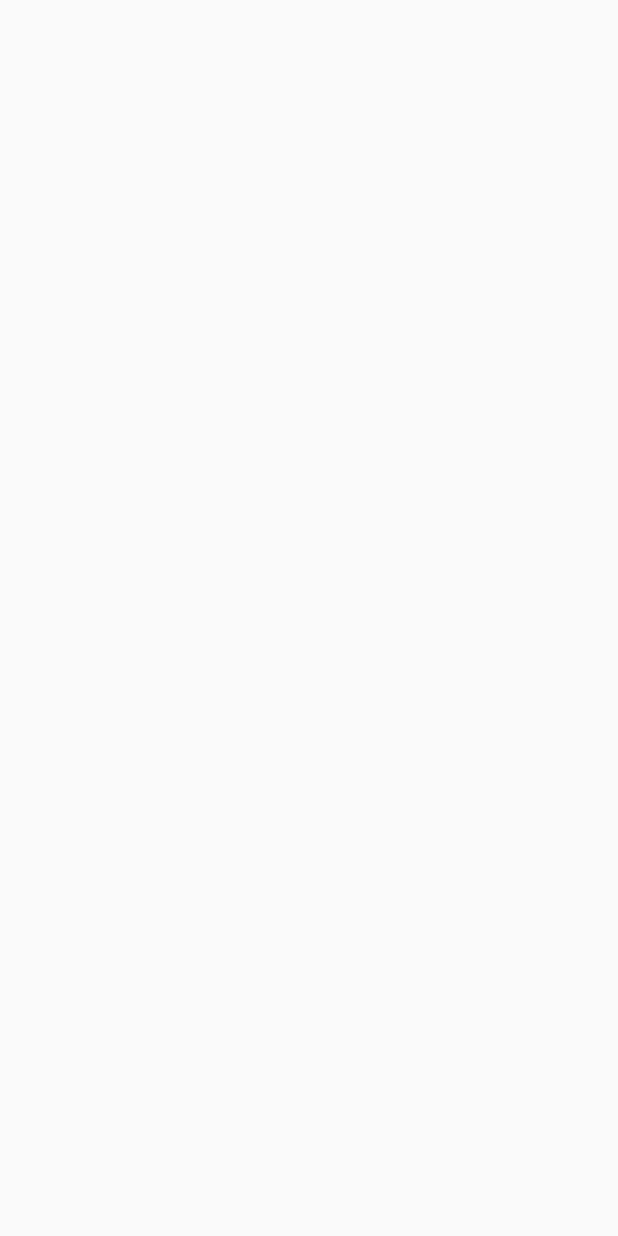
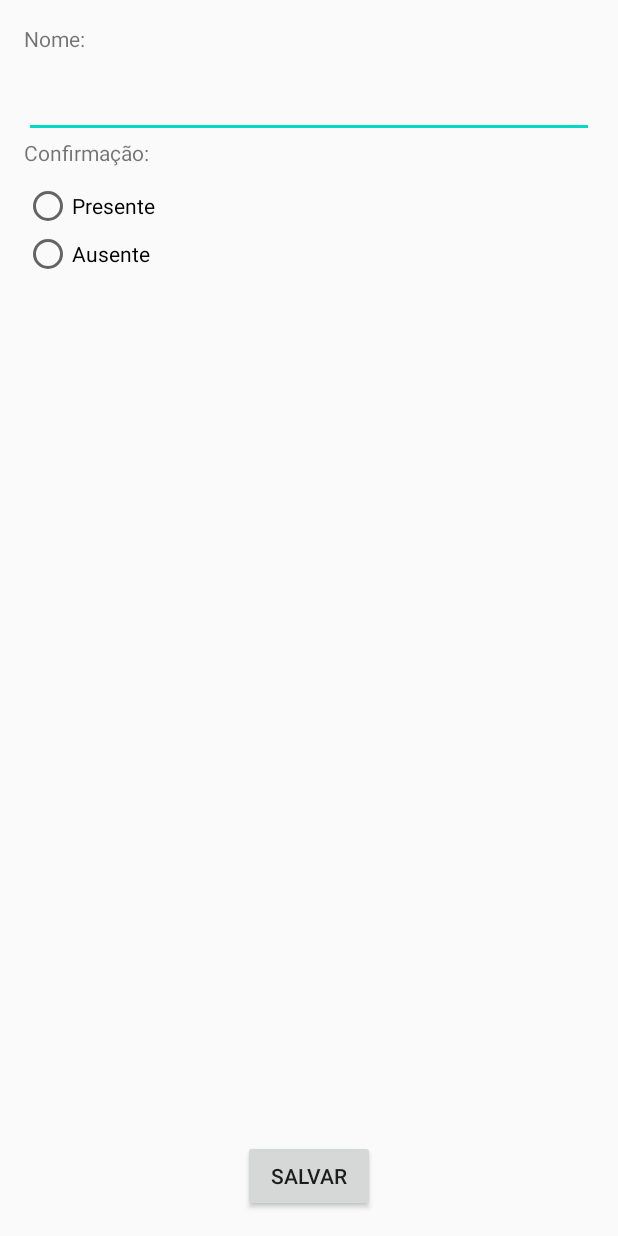
Before and after one commit to lion772/GuestsApp, an Android app: the GuestFormActivity screen opened directly, with no data from a screen before it, on a phone screen of 412 x 824 dp. Before the commit the screen is empty. Run offline under Robolectric (Android 15) with nearby library versions, the phone set to English and light mode, and no system bars.

Commit message:
Separando as view e viewmodels em seus devidos pacotes, adicionando GuestsFormViewModel e função de setOnClickListener em GuestFormActivity

```diff
--- a/app/src/main/AndroidManifest.xml
+++ b/app/src/main/AndroidManifest.xml
@@ -9,10 +9,10 @@
         android:roundIcon="@mipmap/ic_launcher_round"
         android:supportsRtl="true"
         android:theme="@style/AppTheme" >
-        <activity android:name=".GuestFormActivity" >
+        <activity android:name=".view.GuestFormActivity" >
         </activity>
         <activity
-            android:name=".MainActivity"
+            android:name=".view.MainActivity"
             android:label="@string/app_name"
             android:theme="@style/AppTheme.NoActionBar" >
             <intent-filter>
--- a/app/src/main/java/com/example/convidados/GuestFormActivity.kt
+++ /dev/null
@@ -1,14 +0,0 @@
-package com.example.convidados
-
-import androidx.appcompat.app.AppCompatActivity
-import android.os.Bundle
-import kotlinx.android.synthetic.main.app_bar_main.*
-
-class GuestFormActivity : AppCompatActivity() {
-    override fun onCreate(savedInstanceState: Bundle?) {
-        super.onCreate(savedInstanceState)
-        setContentView(R.layout.activity_guest_form)
-
-        supportActionBar?.hide()
-    }
-}
--- a/app/src/main/java/com/example/convidados/ui/slideshow/AbsentFragment.kt
+++ b/app/src/main/java/com/example/convidados/view/AbsentFragment.kt
@@ -1,4 +1,4 @@
-package com.example.convidados.ui.slideshow
+package com.example.convidados.view
 
 import android.os.Bundle
 import android.view.LayoutInflater
@@ -9,7 +9,7 @@ import androidx.fragment.app.Fragment
 import androidx.lifecycle.Observer
 import androidx.lifecycle.ViewModelProviders
 import com.example.convidados.R
-import com.example.convidados.R.color.colorPrimary
+import com.example.convidados.viewmodel.AbsentViewModel
 import kotlinx.android.synthetic.main.fragment_slideshow.*
 
 class AbsentFragment : Fragment() {
--- a/app/src/main/java/com/example/convidados/ui/home/AllGuestsFragment.kt
+++ b/app/src/main/java/com/example/convidados/view/AllGuestsFragment.kt
@@ -1,4 +1,4 @@
-package com.example.convidados.ui.home
+package com.example.convidados.view
 
 import android.os.Bundle
 import android.view.LayoutInflater
@@ -10,6 +10,7 @@ import androidx.lifecycle.Observer
 import androidx.lifecycle.ViewModelProviders
 import com.example.convidados.R
 import com.example.convidados.R.color.*
+import com.example.convidados.viewmodel.AllGuestsViewModel
 import kotlinx.android.synthetic.main.fragment_home.*
 
 class AllGuestsFragment : Fragment() {
--- /dev/null
+++ b/app/src/main/java/com/example/convidados/view/GuestFormActivity.kt
@@ -0,0 +1,38 @@
+package com.example.convidados.view
+
+import androidx.appcompat.app.AppCompatActivity
+import android.os.Bundle
+import android.view.View
+import androidx.lifecycle.ViewModelProvider
+import com.example.convidados.viewmodel.GuestFormViewModel
+import com.example.convidados.R
+import kotlinx.android.synthetic.main.activity_guest_form.*
+
+class GuestFormActivity : AppCompatActivity(), View.OnClickListener {
+
+    private val viewModel: GuestFormViewModel by lazy {
+        ViewModelProvider(this).get(GuestFormViewModel::class.java)
+    }
+
+    override fun onCreate(savedInstanceState: Bundle?) {
+        super.onCreate(savedInstanceState)
+        setContentView(R.layout.activity_guest_form)
+
+        supportActionBar?.hide()
+
+        setListener()
+    }
+
+    private fun setListener() {
+
+        button_save.setOnClickListener(this)
+    }
+
+    override fun onClick(view: View) {
+        val id = view.id
+        if (id == R.id.button_save){
+
+
+        }
+    }
+}
--- a/app/src/main/java/com/example/convidados/ui/gallery/PresentFragment.kt
+++ b/app/src/main/java/com/example/convidados/view/PresentFragment.kt
@@ -1,4 +1,4 @@
-package com.example.convidados.ui.gallery
+package com.example.convidados.view
 
 import android.os.Bundle
 import android.view.LayoutInflater
@@ -10,6 +10,7 @@ import androidx.lifecycle.Observer
 import androidx.lifecycle.ViewModelProviders
 import com.example.convidados.R
 import com.example.convidados.R.color.colorPrimary
+import com.example.convidados.viewmodel.PresentViewModel
 import kotlinx.android.synthetic.main.fragment_gallery.*
 
 class PresentFragment : Fragment() {
--- a/app/src/main/java/com/example/convidados/ui/home/AllGuestsViewModel.kt
+++ b/app/src/main/java/com/example/convidados/viewmodel/AllGuestsViewModel.kt
@@ -1,4 +1,4 @@
-package com.example.convidados.ui.home
+package com.example.convidados.viewmodel
 
 import androidx.lifecycle.LiveData
 import androidx.lifecycle.MutableLiveData
--- a/app/src/main/res/layout/activity_guest_form.xml
+++ b/app/src/main/res/layout/activity_guest_form.xml
@@ -1,10 +1,69 @@
 <?xml version="1.0" encoding="utf-8"?>
-<androidx.constraintlayout.widget.ConstraintLayout
-    xmlns:android="http://schemas.android.com/apk/res/android"
+<androidx.constraintlayout.widget.ConstraintLayout xmlns:android="http://schemas.android.com/apk/res/android"
+    xmlns:app="http://schemas.android.com/apk/res-auto"
     xmlns:tools="http://schemas.android.com/tools"
-    xmlns:app="http://schemas.android.com/apk/res-auto"
     android:layout_width="match_parent"
     android:layout_height="match_parent"
-    tools:context=".GuestFormActivity">
+    android:padding="16dp"
+    tools:context=".view.GuestFormActivity">
 
-  </androidx.constraintlayout.widget.ConstraintLayout>
+    <TextView
+        android:id="@+id/text_name"
+        android:layout_width="0dp"
+        android:layout_height="wrap_content"
+        android:text="Nome: "
+        app:layout_constraintEnd_toEndOf="parent"
+        app:layout_constraintStart_toStartOf="parent"
+        app:layout_constraintTop_toTopOf="parent" />
+
+    <EditText
+        android:id="@+id/edit_name"
+        android:layout_width="0dp"
+        android:layout_height="wrap_content"
+        android:padding="16dp"
+        app:layout_constraintEnd_toEndOf="parent"
+        app:layout_constraintStart_toStartOf="parent"
+        app:layout_constraintTop_toBottomOf="@+id/text_name" />
+
+    <TextView
+        android:id="@+id/text_confirmation"
+        android:layout_width="0dp"
+        android:layout_height="wrap_content"
+        android:text="Confirmação: "
+        app:layout_constraintEnd_toEndOf="parent"
+        app:layout_constraintStart_toStartOf="parent"
+        app:layout_constraintTop_toBottomOf="@+id/edit_name" />
+
+    <RadioGroup
+        android:id="@+id/radio_confirmation"
+        android:layout_width="0dp"
+        android:layout_height="wrap_content"
+        android:layout_marginTop="10dp"
+        app:layout_constraintEnd_toEndOf="parent"
+        app:layout_constraintStart_toStartOf="parent"
+        app:layout_constraintTop_toBottomOf="@+id/text_confirmation">
+
+        <RadioButton
+            android:layout_width="wrap_content"
+            android:layout_height="wrap_content"
+            android:text="Presente" />
+
+        <RadioButton
+            android:layout_width="wrap_content"
+            android:layout_height="wrap_content"
+            android:text="Ausente" />
+    </RadioGroup>
+
+
+    <Button
+        android:id="@+id/button_save"
+        android:layout_width="wrap_content"
+        android:layout_height="wrap_content"
+        android:text="Salvar"
+        app:layout_constraintVertical_bias="1"
+        app:layout_constraintStart_toStartOf="parent"
+        app:layout_constraintEnd_toEndOf="parent"
+        app:layout_constraintBottom_toBottomOf="parent"
+        app:layout_constraintTop_toBottomOf="@+id/radio_confirmation"/>
+
+</androidx.constraintlayout.widget.ConstraintLayout>
--- a/app/src/main/res/layout/app_bar_main.xml
+++ b/app/src/main/res/layout/app_bar_main.xml
@@ -4,7 +4,7 @@
     xmlns:tools="http://schemas.android.com/tools"
     android:layout_width="match_parent"
     android:layout_height="match_parent"
-    tools:context=".MainActivity">
+    tools:context=".view.MainActivity">
 
     <com.google.android.material.appbar.AppBarLayout
         android:layout_width="match_parent"
--- a/app/src/main/res/layout/fragment_gallery.xml
+++ b/app/src/main/res/layout/fragment_gallery.xml
@@ -4,7 +4,7 @@
     xmlns:tools="http://schemas.android.com/tools"
     android:layout_width="match_parent"
     android:layout_height="match_parent"
-    tools:context=".ui.gallery.PresentFragment">
+    tools:context=".view.PresentFragment">
 
     <TextView
         android:id="@+id/titulo_presentes"
--- a/app/src/main/res/layout/fragment_home.xml
+++ b/app/src/main/res/layout/fragment_home.xml
@@ -4,7 +4,7 @@
     xmlns:tools="http://schemas.android.com/tools"
     android:layout_width="match_parent"
     android:layout_height="match_parent"
-    tools:context=".ui.home.AllGuestsFragment">
+    tools:context=".view.AllGuestsFragment">
 
     <TextView
         android:id="@+id/titulo_todos_convidados"
--- a/app/src/main/res/layout/fragment_slideshow.xml
+++ b/app/src/main/res/layout/fragment_slideshow.xml
@@ -4,7 +4,7 @@
     xmlns:tools="http://schemas.android.com/tools"
     android:layout_width="match_parent"
     android:layout_height="match_parent"
-    tools:context=".ui.slideshow.AbsentFragment">
+    tools:context=".view.AbsentFragment">
 
     <TextView
         android:id="@+id/titulo_ausentes"
--- a/app/src/main/res/navigation/mobile_navigation.xml
+++ b/app/src/main/res/navigation/mobile_navigation.xml
@@ -7,19 +7,19 @@
 
     <fragment
         android:id="@+id/nav_all"
-        android:name="com.example.convidados.ui.home.AllGuestsFragment"
+        android:name="com.example.convidados.view.AllGuestsFragment"
         android:label="@string/menu_all_guests"
         tools:layout="@layout/fragment_home" />
 
     <fragment
         android:id="@+id/nav_presents"
-        android:name="com.example.convidados.ui.gallery.PresentFragment"
+        android:name="com.example.convidados.view.PresentFragment"
         android:label="@string/menu_presents"
         tools:layout="@layout/fragment_gallery" />
 
     <fragment
         android:id="@+id/nav_absents"
-        android:name="com.example.convidados.ui.slideshow.AbsentFragment"
+        android:name="com.example.convidados.view.AbsentFragment"
         android:label="@string/menu_absents"
         tools:layout="@layout/fragment_slideshow" />
 </navigation>
```
Also changed, not shown: app/src/main/java/com/example/convidados/view/MainActivity.kt (renamed from app/src/main/java/com/example/convidados/MainActivity.kt, +7 -6 lines), app/src/main/java/com/example/convidados/viewmodel/AbsentViewModel.kt (renamed from app/src/main/java/com/example/convidados/ui/gallery/PresentViewModel.kt, +5 -5 lines), app/src/main/java/com/example/convidados/viewmodel/GuestFormViewModel.kt (added, +7 -0 lines), app/src/main/java/com/example/convidados/viewmodel/PresentViewModel.kt (renamed from app/src/main/java/com/example/convidados/ui/slideshow/AbsentViewModel.kt, +5 -5 lines).
